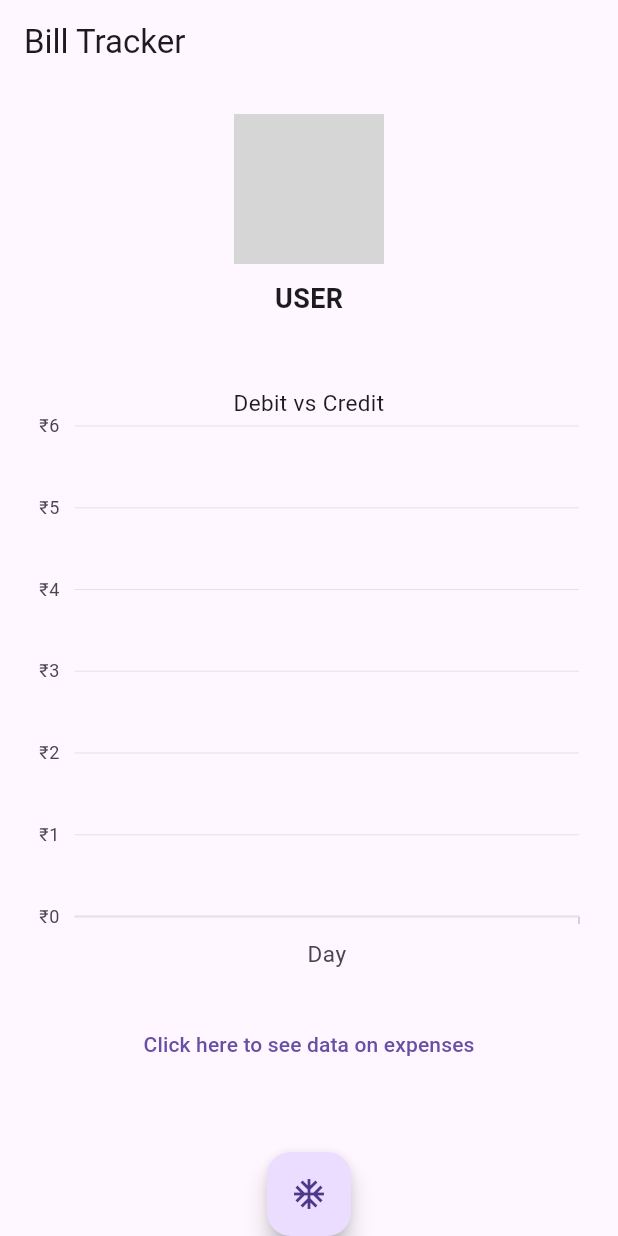
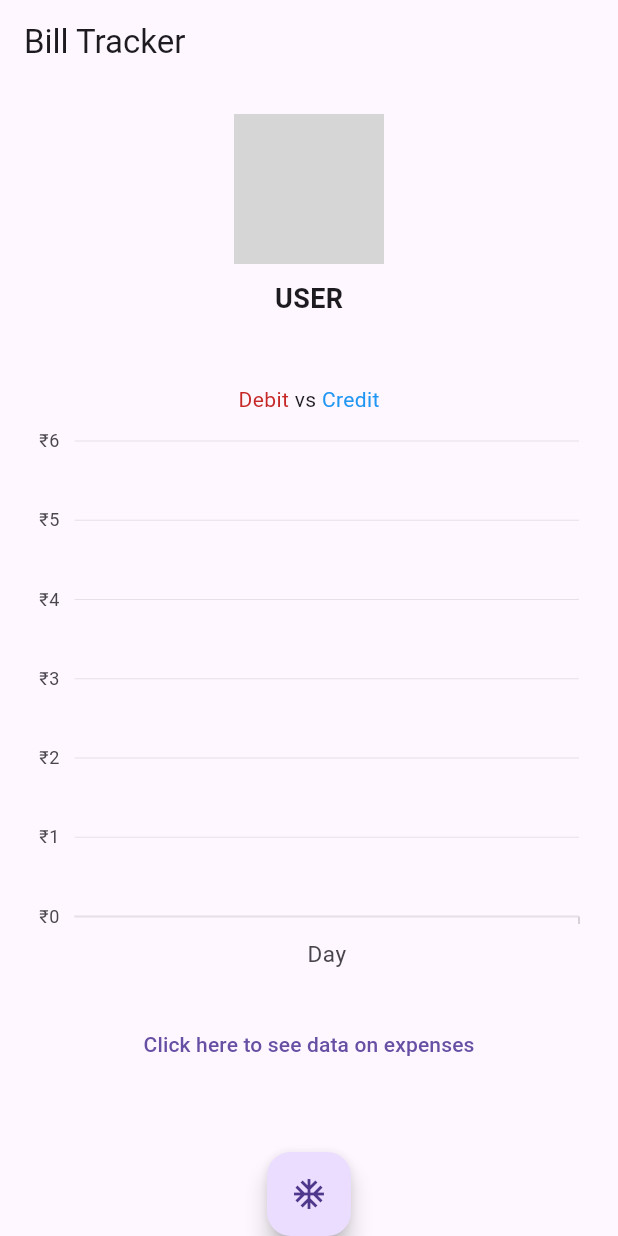
Before and after one commit to Santhosh1209/fintech, a Flutter app: the BillTrackerPage screen opened directly, on a phone screen of 412 x 824 dp. Run offline on Flutter 3.47's test engine with Material 2 defaults, Android fonts, the phone set to English and light mode, and no system bars; our stand-ins replace flutter_secure_storage, fluttertoast, get_it, google_sign_in, logger, pin_code_fields and 1 more; missing offline and left inert: flutter_email_sender, razorpay_flutter; accounts and stored records are empty; network calls fail; grey boxes are pictures that could not be loaded.

Commit message:
UI Debug

```diff
--- a/lib/bill_tracker.dart
+++ b/lib/bill_tracker.dart
@@ -1,5 +1,6 @@
 import 'dart:core';
 import 'package:get_it/get_it.dart';
+import 'package:intl/intl.dart';
 import 'package:logger/logger.dart';
 import 'package:flutter/material.dart';
 import 'model/person_data.dart';
@@ -20,7 +21,7 @@ class BillTrackerPage extends StatefulWidget {
 class _BillTrackerPageState extends State<BillTrackerPage> {
   final GlobalKey<ScaffoldState> _scaffoldKey = GlobalKey<ScaffoldState>();
 
-  final String _userImageURL =  "https://www.gravatar.com/avatar/205e460b479e2e5b48aec07710c08d50";
+  final String _userImageURL = "https://www.gravatar.com/avatar/205e460b479e2e5b48aec07710c08d50";
   final String _userName = 'USER';
 
   void _showBottomSheet(BuildContext context) {
@@ -66,6 +67,7 @@ class _BillTrackerPageState extends State<BillTrackerPage> {
       return [];
     }
   }
+
   @override
   Widget build(BuildContext context) {
     return Scaffold(
@@ -140,12 +142,13 @@ class _BillTrackerPageState extends State<BillTrackerPage> {
     );
   }
 
-  List<LineSeries<Expense, String>> _getLineSeriesWithBills(List<Expense> bills) {
+  List<LineSeries<Expense, String>> _getLineSeriesWithBills(
+      List<Expense> bills) {
     return <LineSeries<Expense, String>>[
       LineSeries<Expense, String>(
         animationDuration: 2500,
         dataSource: bills,
-        xValueMapper: (Expense expense, _) => expense.date,
+        xValueMapper: (Expense expense, _) => DateFormat('dd/MM').format(DateTime.parse(expense.date)),
         yValueMapper: (Expense expense, _) => expense.outflow,
         width: 2,
         name: 'Debit',
@@ -154,7 +157,7 @@ class _BillTrackerPageState extends State<BillTrackerPage> {
       LineSeries<Expense, String>(
         animationDuration: 2500,
         dataSource: bills,
-        xValueMapper: (Expense expense, _) => expense.date,
+        xValueMapper: (Expense expense, _) => DateFormat('dd/MM').format(DateTime.parse(expense.date)),
         yValueMapper: (Expense expense, _) => expense.inflow,
         width: 2,
         name: 'Credit',
@@ -163,11 +166,32 @@ class _BillTrackerPageState extends State<BillTrackerPage> {
     ];
   }
 
-  SfCartesianChart _buildLineChartWithBills(List<Expense> bills) {
+  Column _buildLineChartWithBills(List<Expense> bills) {
     print('Number of bills: ${bills.length}');
-    return SfCartesianChart(
+    return Column(
+      children: <Widget>[
+        Padding(
+          padding: const EdgeInsets.all(8.0),
+          child: Row(
+            mainAxisAlignment: MainAxisAlignment.center,
+            children: <Widget>[
+              Text(
+                'Debit',
+                style: TextStyle(color: Colors.red[800]),
+              ),
+              Text(
+                ' vs ',
+              ),
+              Text(
+                'Credit',
+                style: TextStyle(color: Colors.blue),
+              ),
+            ],
+          ),
+        ),
+        Expanded(
+          child: SfCartesianChart(
             plotAreaBorderWidth: 0,
-      title: ChartTitle(text: 'Debit vs Credit'),
             legend: Legend(overflowMode: LegendItemOverflowMode.wrap),
             primaryXAxis: CategoryAxis(
               title: AxisTitle(text: 'Day'),
@@ -182,6 +206,9 @@ class _BillTrackerPageState extends State<BillTrackerPage> {
             ),
             series: _getLineSeriesWithBills(bills),
             tooltipBehavior: TooltipBehavior(enable: true),
+          ),
+        ),
+      ],
     );
   }
 }
--- a/lib/lists.dart
+++ b/lib/lists.dart
@@ -4,6 +4,7 @@ import 'package:http/http.dart' as http;
 import 'package:flutter/material.dart';
 import 'package:flutter_secure_storage/flutter_secure_storage.dart';
 import 'package:get_it/get_it.dart';
+import 'package:intl/intl.dart';
 import 'package:syncfusion_flutter_charts/charts.dart';
 import 'EditBillPage.dart';
 import 'main.dart';
@@ -28,7 +29,7 @@ class _MyAppState extends State<MyApp> {
       LineSeries<Expense, String>(
         animationDuration: 2500,
         dataSource: myBaby.chartData,
-        xValueMapper: (Expense expense, _) => expense.date,
+        xValueMapper: (Expense expense, _) => DateFormat('dd/MM').format(DateTime.parse(expense.date)),
         yValueMapper: (Expense expense, _) => expense.inflow,
         width: 2,
         markerSettings: const MarkerSettings(isVisible: true),
@@ -36,7 +37,7 @@ class _MyAppState extends State<MyApp> {
       LineSeries<Expense, String>(
         animationDuration: 2500,
         dataSource: myBaby.threshold,
-        xValueMapper: (Expense expense, _) => expense.date,
+        xValueMapper: (Expense expense, _) => DateFormat('dd/MM').format(DateTime.parse(expense.date)),
         yValueMapper: (Expense expense, _) => expense.amount,
         width: 2,
         name: 'Safe Zone',
--- a/lib/model/person_data.dart
+++ b/lib/model/person_data.dart
@@ -88,11 +88,10 @@ class Expense{
       inflow: inflow,
       outflow: outflow,
       amount: inflow,
-      classification: json['billType'], // Assuming billType corresponds to classification
+      classification: json['billType'],
     );
   }
 
-  // Method to convert Expense object to a JSON map
 // Method to convert Expense object to a JSON map
   Map<String, dynamic> toJson() {
     return {
```
Lines whose indentation alone changed are shown as unchanged.
